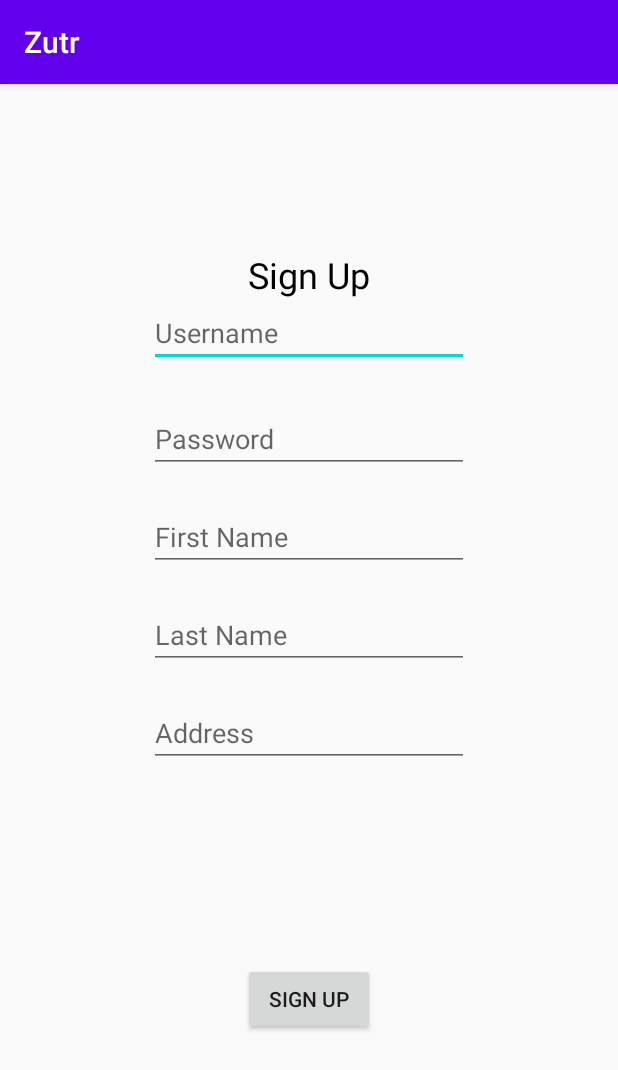
After one commit to rgonz522/Zutr, an Android app: the SignUpActivity screen opened directly, with no data from a screen before it, on a phone screen of 412 x 824 dp. The commit adds this screen. Shown: the top 1070 px of the screen. Run offline under Robolectric (Android 15) with nearby library versions, the phone set to English and light mode, and no system bars; our stand-ins replace Firebase (no records; nobody signed in at launch, a user with empty details on screens opened directly).

Commit message:
Set up new user sign up and login using firebase authentication.

```diff
--- a/app/build.gradle
+++ b/app/build.gradle
@@ -36,4 +36,5 @@ dependencies {
     implementation 'com.google.firebase:firebase-analytics'
     implementation 'com.google.firebase:firebase-storage'
     implementation 'com.google.firebase:firebase-firestore'
+    implementation 'com.google.firebase:firebase-auth'
 }
--- a/app/src/main/AndroidManifest.xml
+++ b/app/src/main/AndroidManifest.xml
@@ -9,6 +9,8 @@
         android:roundIcon="@mipmap/ic_launcher_round"
         android:supportsRtl="true"
         android:theme="@style/AppTheme">
+        <activity android:name=".user_auth.SignUpActivity"></activity>
+        <activity android:name=".user_auth.LogInActivity" />
         <activity android:name=".MainActivity">
             <intent-filter>
                 <action android:name="android.intent.action.MAIN" />
--- a/app/src/main/java/models/Session.java
+++ b/app/src/main/java/com/example/zutr/models/Session.java
@@ -1,4 +1,4 @@
-package models;
+package com.example.zutr.models;
 
 public class Session {
 
--- a/app/src/main/java/models/Student.java
+++ b/app/src/main/java/com/example/zutr/models/Student.java
@@ -1,4 +1,4 @@
-package models;
+package com.example.zutr.models;
 
 public class Student {
 
--- a/app/src/main/java/models/Tutor.java
+++ b/app/src/main/java/com/example/zutr/models/Tutor.java
@@ -1,4 +1,4 @@
-package models;
+package com.example.zutr.models;
 
 public class Tutor {
 
--- /dev/null
+++ b/app/src/main/java/com/example/zutr/user_auth/SignUpActivity.java
@@ -0,0 +1,179 @@
+package com.example.zutr.user_auth;
+
+import androidx.annotation.NonNull;
+import androidx.appcompat.app.AppCompatActivity;
+
+import android.os.Bundle;
+import android.util.Log;
+import android.util.Patterns;
+import android.view.View;
+import android.widget.Button;
+import android.widget.EditText;
+
+import com.example.zutr.R;
+import com.example.zutr.models.Student;
+import com.google.android.gms.tasks.OnCompleteListener;
+import com.google.android.gms.tasks.OnFailureListener;
+import com.google.android.gms.tasks.OnSuccessListener;
+import com.google.android.gms.tasks.Task;
+import com.google.firebase.auth.AuthResult;
+import com.google.firebase.auth.FirebaseAuth;
+
+import com.google.firebase.firestore.DocumentReference;
+import com.google.firebase.firestore.FirebaseFirestore;
+
+import java.util.HashMap;
+import java.util.Map;
+
+public class SignUpActivity extends AppCompatActivity {
+
+    private Button btnSignUp;
+    private EditText etuser_name;
+    private EditText etfirst_name;
+    private EditText etlast_name;
+    private EditText etpassword;
+    private EditText etaddress;
+    private EditText etemail;
+
+
+    FirebaseFirestore database;
+
+    private FirebaseAuth mAuth;
+
+
+    @Override
+    protected void onCreate(Bundle savedInstanceState) {
+        super.onCreate(savedInstanceState);
+        setContentView(R.layout.activity_sign_up);
+
+        btnSignUp = findViewById(R.id.btnSignUp);
+        etuser_name = findViewById(R.id.etEmail);
+        etfirst_name = findViewById(R.id.etFirstName);
+        etlast_name = findViewById(R.id.etLastName);
+        etpassword = findViewById(R.id.etPassword);
+        etaddress = findViewById(R.id.etAddress);
+        etemail = findViewById(R.id.etEmail);
+
+
+        mAuth = FirebaseAuth.getInstance();
+        database = FirebaseFirestore.getInstance();
+
+        btnSignUp.setOnClickListener(new View.OnClickListener() {
+            @Override
+            public void onClick(View view) {
+                registerUser();
+            }
+        });
+
+
+    }
+
+    private void registerUser() {
+        final String username = etuser_name.getText().toString().trim();
+        final String first_name = etfirst_name.getText().toString().trim();
+        final String last_name = etlast_name.getText().toString().trim();
+        final String email = etemail.getText().toString().trim();
+        final String address = etaddress.getText().toString().trim() + "";
+        final String password = etpassword.getText().toString().trim();
+
+
+        if (username.isEmpty()) {
+            etuser_name.setError(getString(R.string.input_error_username));
+            etuser_name.requestFocus();
+            return;
+        }
+
+        if (first_name.isEmpty()) {
+            etfirst_name.setError(getString(R.string.input_error_name));
+            etfirst_name.requestFocus();
+            return;
+        }
+
+        if (email.isEmpty()) {
+            etemail.setError(getString(R.string.input_error_email));
+            etemail.requestFocus();
+            return;
+        }
+
+        //if email is acceptable format ie: abc@email.com
+        if (!Patterns.EMAIL_ADDRESS.matcher(email).matches()) {
+            etemail.setError(getString(R.string.input_error_email_invalid));
+            etemail.requestFocus();
+            return;
+        }
+        if (password.isEmpty()) {
+            etpassword.setError(getString(R.string.input_error_password));
+            etpassword.requestFocus();
+            return;
+        }
+
+        if (password.length() < 6) {
+            etpassword.setError(getString(R.string.input_error_password_length));
+            etpassword.requestFocus();
+            return;
+        }
+
+        if (last_name.isEmpty()) {
+            etlast_name.setError(getString(R.string.input_error_lastname));
+            etlast_name.requestFocus();
+            return;
+        }
+
+
+        mAuth.createUserWithEmailAndPassword(email, password)
+                .addOnCompleteListener(new OnCompleteListener<AuthResult>() {
+                    @Override
+                    public void onComplete(@NonNull Task<AuthResult> task) {
+
+                        if (task.isSuccessful()) {
+
+                            Student user = new Student(
+                                    username,
+                                    first_name,
+                                    last_name,
+                                    email,
+                                    address
+                            );
+                            createNewStudent(user);
+                        }
+
+                    }
+                });
+
+
+    }
+
+
+    public void createNewStudent(Student student) {
+
+        DocumentReference mDocref = database.collection("student").document();
+
+
+        Map<String, Object> dataToSave = new HashMap<String, Object>();
+
+        dataToSave.put(Student.KEY_USERNAME, student.getUsername());
+        dataToSave.put(Student.KEY_FIRSTNAME, student.getFirst_name());
+        dataToSave.put(Student.KEY_LASTNAME, student.getLast_name());
+        dataToSave.put(Student.KEY_EMAIL, student.getEmail());
+        dataToSave.put(Student.KEY_ADDRESS, student.getAddress());
+
+        Log.i("button", "onClick: ");
+        mDocref.set(dataToSave).addOnSuccessListener(new OnSuccessListener<Void>() {
+            @Override
+            public void onSuccess(Void aVoid) {
+
+                Log.i("SignUpActivty", "onSuccess: ");
+                finish();
+            }
+        }).addOnFailureListener(new OnFailureListener() {
+            @Override
+            public void onFailure(@NonNull Exception e) {
+
+
+                Log.e("SignUpActivity", "onFailure: ", e);
+            }
+        });
+
+
+    }
+}
--- /dev/null
+++ b/app/src/main/res/layout/activity_sign_up.xml
@@ -0,0 +1,88 @@
+<?xml version="1.0" encoding="utf-8"?>
+<RelativeLayout xmlns:android="http://schemas.android.com/apk/res/android"
+    xmlns:app="http://schemas.android.com/apk/res-auto"
+    xmlns:tools="http://schemas.android.com/tools"
+    android:layout_width="match_parent"
+    android:layout_height="match_parent"
+    tools:context=".user_auth.SignUpActivity">
+
+    <LinearLayout
+        android:layout_width="match_parent"
+        android:id="@+id/layout"
+        android:layout_height="566dp"
+        android:gravity="center"
+        android:orientation="vertical">
+
+
+        <TextView
+            android:id="@+id/tvSignUp"
+            android:layout_width="wrap_content"
+            android:layout_height="wrap_content"
+            android:text="Sign Up"
+            android:textColor="#000000"
+            android:textSize="24sp" />
+
+        <EditText
+            android:id="@+id/etEmail"
+            android:layout_width="wrap_content"
+            android:layout_height="wrap_content"
+            android:layout_centerHorizontal="true"
+            android:ems="10"
+            android:hint="Username"
+            android:inputType="textPersonName" />
+
+        <EditText
+            android:id="@+id/etPassword"
+            android:layout_width="wrap_content"
+            android:layout_height="wrap_content"
+            android:layout_below="@+id/etEmail"
+            android:layout_centerHorizontal="true"
+            android:layout_marginTop="25dp"
+            android:ems="10"
+            android:hint="Password"
+            android:inputType="textPassword" />
+
+
+        <EditText
+            android:id="@+id/etFirstName"
+            android:layout_width="wrap_content"
+            android:layout_height="wrap_content"
+            android:layout_below="@+id/etPassword"
+            android:layout_centerHorizontal="true"
+            android:layout_marginTop="20dp"
+            android:ems="10"
+            android:hint="First Name"
+            android:inputType="textPersonName" />
+
+        <EditText
+            android:id="@+id/etLastName"
+            android:layout_width="wrap_content"
+            android:layout_height="wrap_content"
+            android:layout_below="@+id/etFirstName"
+            android:layout_centerHorizontal="true"
+            android:layout_marginTop="20dp"
+            android:ems="10"
+            android:hint="Last Name" />
+
+        <EditText
+            android:id="@+id/etAddress"
+            android:layout_width="wrap_content"
+            android:layout_height="wrap_content"
+            android:layout_below="@+id/etEmail"
+            android:layout_centerHorizontal="true"
+            android:layout_marginTop="20dp"
+            android:ems="10"
+            android:hint="Address"
+            android:inputType="textPersonName" />
+    </LinearLayout>
+
+    <Button
+        android:id="@+id/btnSignUp"
+        android:layout_width="wrap_content"
+        android:layout_height="wrap_content"
+        android:layout_below="@id/layout"
+        android:layout_centerHorizontal="true"
+        android:layout_marginTop="20dp"
+        android:text="Sign Up" />
+
+</RelativeLayout>
--- a/app/src/main/res/values/strings.xml
+++ b/app/src/main/res/values/strings.xml
@@ -1,3 +1,13 @@
 <resources>
     <string name="app_name">Zutr</string>
+    <string name="input_error_email_invalid">Invalid Email</string>
+    <string name="input_error_password">Password Error</string>
+    <string name="input_error_password_length">Password is too short</string>
+    <string name="input_error_lastname">Lastname is not filled out</string>
+    <string name="input_error_firstname_invalid">Firstname is not filled out</string>
+    <string name="input_error_name">First Name is not filled out</string>
+    <string name="input_error_email">Email is invalid</string>
+    <string name="registration_success">Successfully Signed Up</string>
+    <string name="input_error_username">Username is empty</string>
+    <string name="input_error_sign_up">An account with that email already exists</string>
 </resources>
```
Also changed, not shown: app/src/main/java/com/example/zutr/MainActivity.java (+13 -13 lines), app/src/main/java/com/example/zutr/user_auth/LogInActivity.java (added, +83 -0 lines), app/src/main/res/layout/activity_log_in.xml (added, +49 -0 lines), app/src/main/res/layout/activity_main.xml (+15 -1 lines).
